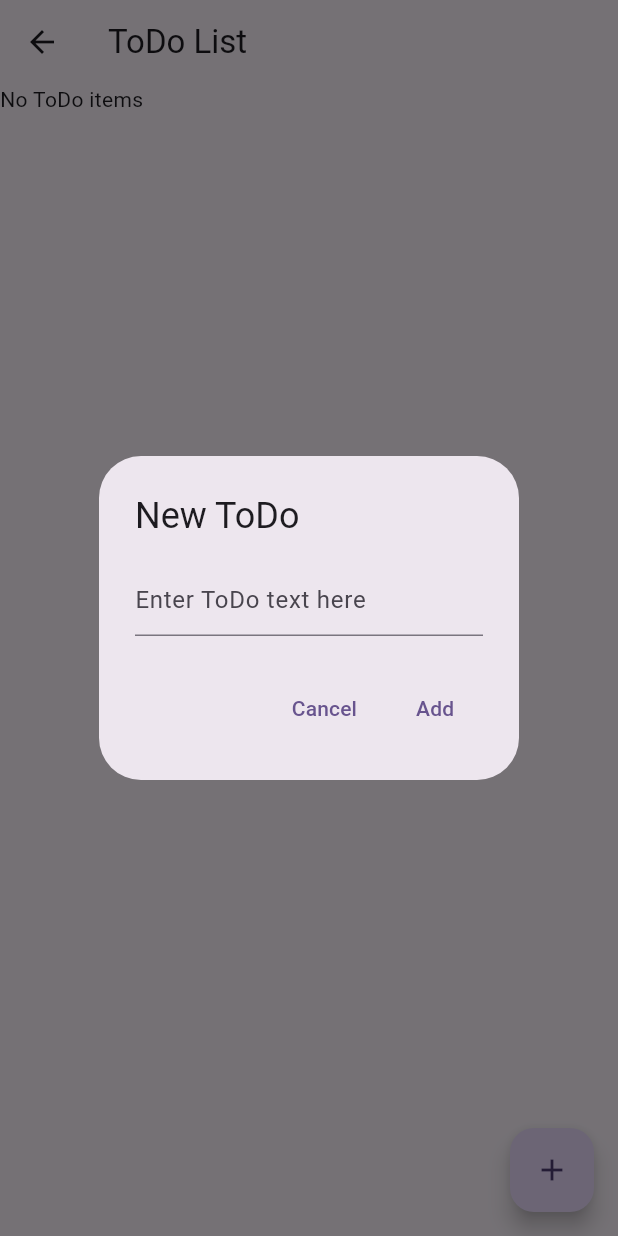
After one commit to songhayeong/flutter_fastcampus, a Flutter app: the ToDoScreen screen opened by its route, after a tap on the "add" icon, on a phone screen of 412 x 824 dp. The commit adds this screen. Run offline on Flutter 3.47's test engine with Material 3 defaults, Android fonts, the phone set to English and light mode, and no system bars; our stand-ins replace dio, hive, hive_flutter, retrofit; accounts and stored records are empty; generated files the repository leaves out were written again; network calls fail.

Commit message:
local cache and remote api with retrofit

```diff
--- a/lib/main.dart
+++ b/lib/main.dart
@@ -1,12 +1,23 @@
+import 'dart:io';
+
 import 'package:flutter/material.dart';
+import 'package:hive_flutter/hive_flutter.dart';
 import 'package:sliver_example/examples.dart';
 import 'package:sliver_example/future_builder_exam/ex_1.dart';
 import 'package:sliver_example/inherited_widget_exam/ex_1.dart';
 import 'package:sliver_example/inherited_widget_exam/ex_2.dart';
 import 'package:sliver_example/stream_builder_exam/ex_1.dart';
 import 'package:sliver_example/stream_builder_exam/ex_2.dart';
+import 'package:sliver_example/todo_cache_exam/api/api_service.dart';
+import 'package:sliver_example/todo_cache_exam/data/todo_repository.dart';
+import 'package:sliver_example/todo_cache_exam/model/todo.dart';
+import 'package:sliver_example/todo_cache_exam/todo_screen.dart';
+import 'package:dio/dio.dart';
 
-void main() {
+void main() async {
+  await Hive.initFlutter();
+  Hive.registerAdapter(ToDoAdapter());
+  await Hive.openBox<ToDo>('todoBox');
   runApp(const MyApp());
 }
 
@@ -28,9 +39,20 @@ class MyApp extends StatelessWidget {
         '/sliver': (context) => const SliverExampleNavigatorList(),
         '/clock': (context) => const ClockScreen(),
         '/stop_watch': (context) => const StopWatchScreen(),
-        '/future_demo':(context) => const FutureBuilderExample1(),
+        '/future_demo': (context) => const FutureBuilderExample1(),
         '/counter_inherited': (context) => const CounterInheritedExample(),
         '/user_setting_inherited': (context) => const InheritedWidgetExample2(),
+        '/todo': (context) => ToDoScreen(
+              repository: ToDoRepository(
+                ApiService(
+                  Dio(),
+                  baseUrl: Platform.isAndroid
+                      ? 'http://10.0.2.2:3000'
+                      : 'http://localhost:3000',
+                ),
+                Hive.box<ToDo>('todoBox'),
+              ),
+            ),
         //'/stream_builder': (context) => const Stream
       },
     );
@@ -115,6 +137,15 @@ class PracticeListPage extends StatelessWidget {
             },
             child: const Text('User Setting Inherited Widget'),
           ),
+          const SizedBox(
+            height: 10,
+          ),
+          ElevatedButton(
+            onPressed: () {
+              Navigator.pushNamed(context, '/todo');
+            },
+            child: const Text('To Do List'),
+          ),
         ],
       ),
     );
--- /dev/null
+++ b/lib/todo_cache_exam/api/api_service.dart
@@ -0,0 +1,20 @@
+import 'package:retrofit/retrofit.dart';
+import 'package:dio/dio.dart';
+
+import '../model/todo.dart';
+
+part 'api_service.g.dart';
+
+@RestApi(baseUrl: 'http://localhos:3000')
+abstract class ApiService {
+  factory ApiService(Dio dio, {String baseUrl}) = _ApiService;
+
+  @GET("/todo")
+  Future<List<ToDo>> getToDos();
+
+  @POST("/todo")
+  Future<ToDo> createToDo(@Body() ToDo toDo);
+
+  @PATCH("/todo/{id}")
+  Future<ToDo> updateToDo(@Path('id') String id);
+}
--- /dev/null
+++ b/lib/todo_cache_exam/data/todo_repository.dart
@@ -0,0 +1,79 @@
+// 두개 이상의 데이터 소스 를 캡슐화 시켜서 해당 메서드들을 직접적인 연산 없이 사용하게 하는 디자인 패턴 중 하나
+
+import 'dart:async';
+
+import 'package:hive/hive.dart';
+import 'package:sliver_example/todo_cache_exam/api/api_service.dart';
+
+import '../model/todo.dart';
+
+class ToDoRepository {
+  // cache와 api 호출 동시에 함
+  final ApiService _apiService;
+  final Box<ToDo> _todoBox;
+  final _toDosController = StreamController<List<ToDo>>();
+
+  ToDoRepository(this._apiService, this._todoBox) {
+    _initialize();
+  }
+
+  Stream<List<ToDo>> get toDosStream => _toDosController.stream;
+
+  void _initialize() async {
+    // Emit initial data
+    _emitCachedData();
+
+    // Fetch new data from API and update stream
+    await _fetchAndCachedToDos();
+  }
+
+  void _emitCachedData() {
+    final cachedToDos = _todoBox.values.toList();
+    _toDosController.add(cachedToDos);
+  }
+
+  Future<void> _fetchAndCachedToDos() async {
+    try {
+      final toDos = await _apiService.getToDos();
+
+      for (var toDo in toDos) {
+        _todoBox.put(toDo.id, toDo);
+      }
+      _emitCachedData();
+    } catch (e) {
+      print('Error fetching ToDos: $e');
+    }
+  }
+
+  Future<void> createToDo(String text) async {
+    try {
+      final newToDo = await _apiService.createToDo(
+        ToDo(id: '', text: text),
+      );
+
+      await _todoBox.put(newToDo.id, newToDo);
+      _emitCachedData();
+
+    } catch (e) {
+      print("Error creating ToDo : $e");
+    }
+  }
+
+  Future<void> updateToDo(String id) async {
+    try {
+      final updatedToDo = await _apiService.updateToDo(id);
+      await _todoBox.put(id, updatedToDo);
+      _emitCachedData(); // 해당 상태 방출
+    } catch (e) {
+      print('Error updating ToDo : $e');
+    }
+  }
+
+  Future<void> refreshToDos() async {
+    await _fetchAndCachedToDos();
+}
+
+  void dispose() {
+    _toDosController.close();
+  }
+}
--- /dev/null
+++ b/lib/todo_cache_exam/model/todo.dart
@@ -0,0 +1,29 @@
+import 'package:hive/hive.dart';
+import 'package:json_annotation/json_annotation.dart';
+
+part 'todo.g.dart'; // build runner가 동작할 때 실행
+
+
+@JsonSerializable()
+@HiveType(typeId: 0)
+class ToDo extends HiveObject {
+  @HiveField(0)
+  @JsonKey(name: '_id')
+  String id;
+
+  @HiveField(1)
+  String text;
+
+  @HiveField(2)
+  bool done;
+
+  ToDo({
+    required this.id,
+    required this.text,
+    this.done = false,
+  });
+
+  factory ToDo.fromJson(Map<String, dynamic> json) => _$ToDoFromJson(json);
+
+  Map<String, dynamic> toJson() => _$ToDoToJson(this);
+}
--- /dev/null
+++ b/lib/todo_cache_exam/todo_screen.dart
@@ -0,0 +1,112 @@
+import 'package:flutter/material.dart';
+import 'package:sliver_example/todo_cache_exam/data/todo_repository.dart';
+
+import 'model/todo.dart';
+
+class ToDoScreen extends StatefulWidget {
+  final ToDoRepository repository;
+
+  const ToDoScreen({super.key, required this.repository});
+
+  @override
+  State<ToDoScreen> createState() => _ToDoScreenState();
+}
+
+class _ToDoScreenState extends State<ToDoScreen> {
+  void _addNewTodo() async {
+    final text = await _showAddToDoDialog();
+    if (text != null && text.isNotEmpty) {
+      widget.repository.createToDo(text);
+    }
+  }
+
+  Future<String?> _showAddToDoDialog() {
+    TextEditingController controller = TextEditingController();
+    return showDialog(
+      context: context,
+      builder: (context) => AlertDialog(
+        title: const Text('New ToDo'),
+        content: TextField(
+          controller: controller,
+          decoration: const InputDecoration(hintText: 'Enter ToDo text here'),
+        ),
+        actions: [
+          TextButton(
+              onPressed: () => Navigator.of(context).pop(),
+              child: const Text('Cancel')),
+          TextButton(
+            onPressed: () => Navigator.of(context).pop(controller.text),
+            child: const Text("Add"),
+          ),
+        ],
+      ),
+    );
+  }
+
+  void _toggleToDoStatus(ToDo toDo) {
+    widget.repository.updateToDo(toDo.id);
+  }
+
+  @override
+  Widget build(BuildContext context) {
+    return Scaffold(
+      appBar: AppBar(
+        title: const Text('ToDo List'),
+      ),
+      body: RefreshIndicator(
+        onRefresh: () async {
+          await widget.repository.refreshToDos();
+        },
+        child: StreamBuilder<List<ToDo>>(
+          stream: widget.repository.toDosStream,
+          builder: (context, snapshot) {
+            if (snapshot.connectionState == ConnectionState.waiting &&
+                !snapshot.hasData) {
+              return const CircularProgressIndicator();
+            }
+            if (snapshot.hasError) {
+              return Text('Error : ${snapshot.error}');
+            }
+            if (!snapshot.hasData || snapshot.data!.isEmpty) {
+              return const Text('No ToDo items');
+            }
+            return ListView(
+              children: snapshot.data!
+                  .map(
+                    (toDo) => ToDoItem(
+                      toDo,
+                      onChecked: () => _toggleToDoStatus(toDo),
+                    ),
+                  )
+                  .toList(),
+            );
+          },
+        ),
+      ),
+      floatingActionButton: FloatingActionButton(
+        onPressed: _addNewTodo,
+        tooltip: 'Add ToDo',
+        child: const Icon(Icons.add),
+      ),
+    );
+  }
+}
+
+class ToDoItem extends StatelessWidget {
+  final ToDo toDo;
+
+  final VoidCallback onChecked; // Callback for when the item is checked
+
+  const ToDoItem(this.toDo, {super.key, required this.onChecked});
+
+  @override
+  Widget build(BuildContext context) {
+    return ListTile(
+      title: Text(toDo.text),
+      leading: Checkbox(
+        value: toDo.done,
+        onChanged: (bool? value) => onChecked(),
+      ),
+    );
+  }
+}
--- a/pubspec.yaml
+++ b/pubspec.yaml
@@ -39,6 +39,7 @@ dependencies:
   hive: ^2.2.3
   retrofit: ^4.0.3
   json_annotation: ^4.8.1
+  hive_flutter: ^1.1.0
 
 dev_dependencies:
   flutter_test:
```
Also changed, not shown: lib/todo_cache_exam/api/api_service.g.dart (added), lib/todo_cache_exam/model/todo.g.dart (added), pubspec.lock, 6 other files.
